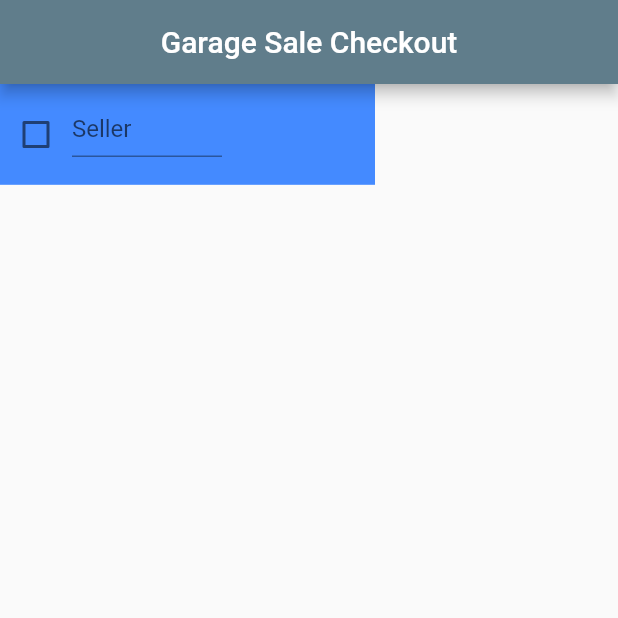
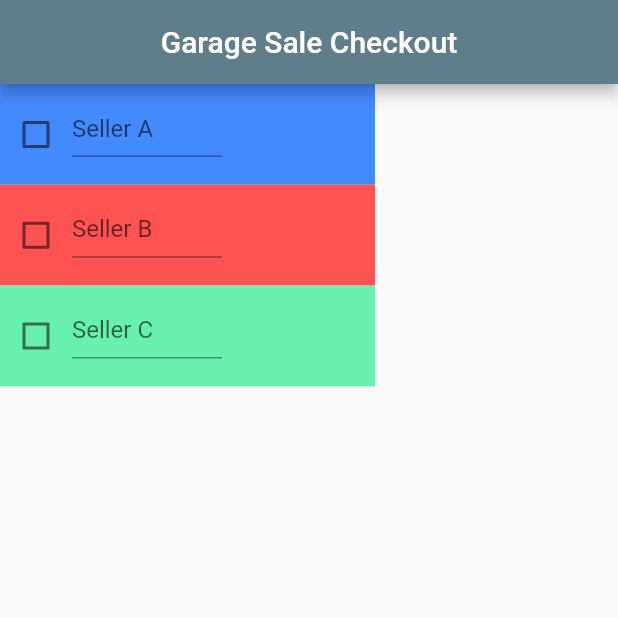
Before and after one commit to bmann505/garage-sale-checkout, a Flutter app: the screen it shows after launch, on a phone screen of 412 x 824 dp, the top half of it. Run offline on Flutter 3.47's test engine with Material 2 defaults, Android fonts, the phone set to English and light mode, and no system bars.

Commit message:
fixed seller constructor

```diff
--- a/lib/ui/garage_sale.dart
+++ b/lib/ui/garage_sale.dart
@@ -24,7 +24,9 @@ class GarageSaleState extends State<GarageSale>{
         children: <Widget>[
           new Column(
             children: <Widget>[
-              new Seller(),
+              new Seller(Colors.blueAccent, false, 'Seller A', 0, 0.00),
+              new Seller(Colors.redAccent, false, 'Seller B', 0, 0.00),
+              new Seller(Colors.greenAccent, false, 'Seller C', 0, 0.00),
             ],
           ),
 
--- a/lib/ui/seller.dart
+++ b/lib/ui/seller.dart
@@ -1,22 +1,33 @@
 import 'package:flutter/material.dart';
 
 class Seller extends StatefulWidget {
-  @override
-  State<StatefulWidget> createState() {
-    return new SellerState();
-  }
-
-}
-
-class SellerState extends State<Seller> {
-  var _containerColor = Colors.blueAccent;
+  var _containerColor;
   bool _checkBoxValue = false;
   String _sellerName = 'Seller';
   int _soldItems = 0;
   double _sellerMoney = 0.00;
 
+  @override
+  State<StatefulWidget> createState() {
+    return new SellerState(_containerColor, _checkBoxValue, _sellerName, _soldItems, _sellerMoney);
+  }
+
+  Seller(this._containerColor, this._checkBoxValue, this._sellerName,
+      this._soldItems, this._sellerMoney);
 
 
+}
+
+class SellerState extends State<Seller> {
+  var _containerColor;
+  bool _checkBoxValue = false;
+  String _sellerName;
+  int _soldItems = 0;
+  double _sellerMoney = 0.00;
+
+
+  SellerState(this._containerColor, this._checkBoxValue, this._sellerName,
+      this._soldItems, this._sellerMoney);
 
   @override
   Widget build(BuildContext context) {
```
